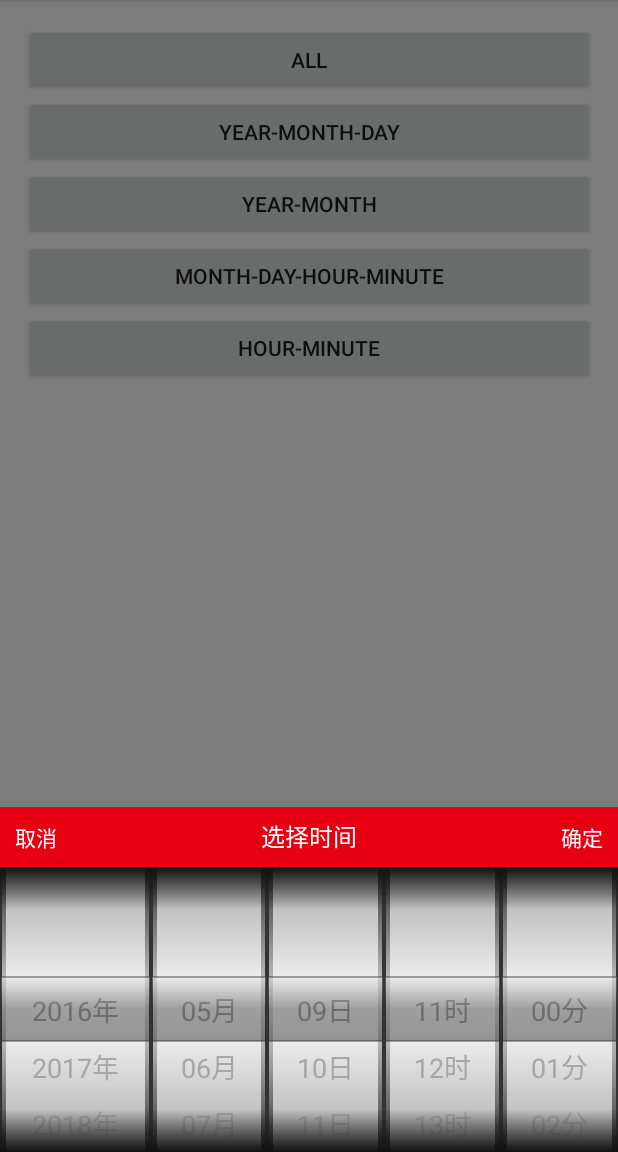
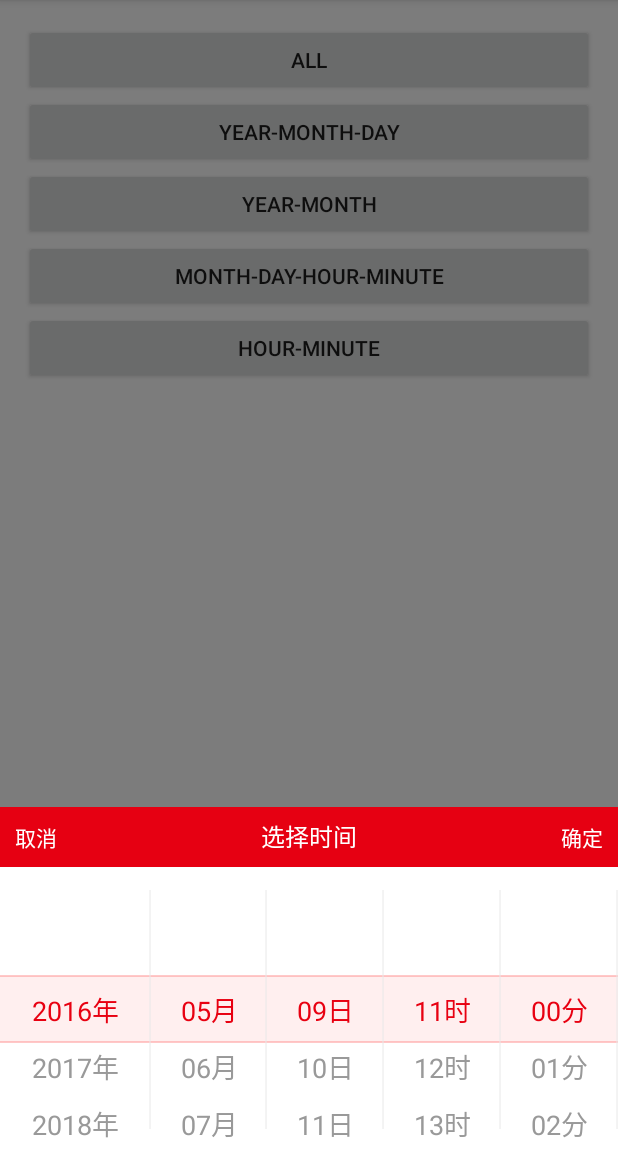
Before and after one commit to JZXiang/TimePickerDialog, an Android app: the screen it shows after launch (MainActivity), after a tap on "ALL", on a phone screen of 412 x 824 dp, the part 84-1236 px from its top. Run offline under Robolectric (Android 15) with nearby library versions, the phone set to English and light mode, and no system bars.

Commit message:
change ui style

```diff
--- a/library/src/main/java/com/wheel/pickerview/adapters/AbstractWheelTextAdapter.java
+++ b/library/src/main/java/com/wheel/pickerview/adapters/AbstractWheelTextAdapter.java
@@ -63,8 +63,6 @@ public abstract class AbstractWheelTextAdapter extends AbstractWheelAdapter {
     protected int itemTextResourceId;
     // Empty items resources
     protected int emptyItemResourceId;
-    //selector item
-    protected int currentItem;
     // Text settings
     private int mNormalColor = DEFAULT_NORMAL_TEXT_COLOR;
     private int mSelectionColor = DEFAULT_SEL_TEXT_COLOR;
@@ -228,7 +226,6 @@ public abstract class AbstractWheelTextAdapter extends AbstractWheelAdapter {
                     text = "";
                 }
                 textView.setText(text);
-
                 if (itemResourceId == TEXT_VIEW_ITEM_RESOURCE) {
                     configureTextView(textView, index);
                 }
--- a/library/src/main/java/com/wheel/pickerview/view/TimeWheel.java
+++ b/library/src/main/java/com/wheel/pickerview/view/TimeWheel.java
@@ -109,7 +109,6 @@ public class TimeWheel {
         month.addChangingListener(monthListener);
         month.addChangingListener(dayListener);
         day.addChangingListener(dayListener);
-
     }
 
     void initYear() {
--- a/library/src/main/java/com/wheel/pickerview/wheel/WheelRecycle.java
+++ b/library/src/main/java/com/wheel/pickerview/wheel/WheelRecycle.java
@@ -57,11 +57,11 @@ public class WheelRecycle {
      * @param range     the range of current wheel items
      * @return the new value of first item number
      */
-    public int recycleItems(LinearLayout layout, int firstItem, ItemsRange range) {
+    public int recycleItems(LinearLayout layout, int firstItem, ItemsRange range, int currentItem) {
         int index = firstItem;
         for (int i = 0; i < layout.getChildCount(); ) {
             if (!range.contains(index)) {
-                recycleView(layout.getChildAt(i), index);
+                recycleView(layout.getChildAt(i), index, currentItem);
                 layout.removeViewAt(i);
                 if (i == 0) { // first item
                     firstItem++;
@@ -126,8 +126,9 @@ public class WheelRecycle {
      * @param view  the view to be cached
      * @param index the index of view
      */
-    private void recycleView(View view, int index) {
+    private void recycleView(View view, int index, int current) {
         int count = wheel.getViewAdapter().getItemsCount();
+
 
         if ((index < 0 || index >= count) && !wheel.isCyclic()) {
             // empty view
--- a/library/src/main/java/com/wheel/pickerview/wheel/WheelView.java
+++ b/library/src/main/java/com/wheel/pickerview/wheel/WheelView.java
@@ -22,6 +22,7 @@ package com.wheel.pickerview.wheel;
 import android.content.Context;
 import android.database.DataSetObserver;
 import android.graphics.Canvas;
+import android.graphics.Paint;
 import android.graphics.drawable.Drawable;
 import android.graphics.drawable.GradientDrawable;
 import android.graphics.drawable.GradientDrawable.Orientation;
@@ -31,6 +32,7 @@ import android.view.View;
 import android.view.ViewGroup.LayoutParams;
 import android.view.animation.Interpolator;
 import android.widget.LinearLayout;
+import android.widget.TextView;
 
 import com.wheel.pickerview.R;
 import com.wheel.pickerview.adapters.WheelViewAdapter;
@@ -69,6 +71,7 @@ public class WheelView extends View {
     private static final int DEF_VISIBLE_ITEMS = 5;
     // Cyclic
     boolean isCyclic = false;
+    int defaultColor, selectorColor;
     // Wheel Values
     private int currentItem = 0;
     // Count of visible items
@@ -86,16 +89,14 @@ public class WheelView extends View {
     private int scrollingOffset;
     // Items layout
     private LinearLayout itemsLayout;
-
     // The number of first item in layout
     private int firstItem;
-
     // View adapter
     private WheelViewAdapter viewAdapter;
-
     // Recycle
     private WheelRecycle recycle = new WheelRecycle(this);
-
+    private Paint mPaintLineCenter, mPaintLineRight;
+    private int mLineRightMar;
     // Listeners
     private List<OnWheelChangedListener> changingListeners = new LinkedList<OnWheelChangedListener>();
     private List<OnWheelScrollListener> scrollingListeners = new LinkedList<OnWheelScrollListener>();
@@ -180,6 +181,24 @@ public class WheelView extends View {
      */
     private void initData(Context context) {
         scroller = new WheelScroller(getContext(), scrollingListener);
+
+        mPaintLineCenter = new Paint();
+        mPaintLineCenter.setColor(0xffff9292);
+        mPaintLineCenter.setAntiAlias(true);
+        mPaintLineCenter.setStrokeWidth(1);
+        mPaintLineCenter.setStyle(Paint.Style.FILL);
+
+        mPaintLineRight = new Paint();
+        mPaintLineRight.setColor(0xffe8e8e8);
+        mPaintLineRight.setAntiAlias(true);
+//        mPaintLineRight.setStrokeWidth(context.getResources().getDimensionPixelSize(R.dimen.picker_line_width));
+        mPaintLineRight.setStrokeWidth(1);
+        mPaintLineRight.setStyle(Paint.Style.FILL);
+
+        mLineRightMar = context.getResources().getDimensionPixelSize(R.dimen.picker_line_mar);
+        defaultColor = context.getResources().getColor(R.color.picker_default_text_color);
+        selectorColor = context.getResources().getColor(R.color.picker_toolbar_bg);
+
     }
 
     /**
@@ -265,6 +284,16 @@ public class WheelView extends View {
         for (OnWheelChangedListener listener : changingListeners) {
             listener.onChanged(this, oldValue, newValue);
         }
+
+        if (oldValue < 0 || newValue < 0 || itemsLayout == null)
+            return;
+
+        View oldView = itemsLayout.getChildAt(oldValue - firstItem);
+        View newView = itemsLayout.getChildAt(newValue - firstItem);
+
+        refreshTextStatus(oldView, oldValue);
+        refreshTextStatus(newView, newValue);
+
     }
 
     /**
@@ -301,6 +330,8 @@ public class WheelView extends View {
         for (OnWheelScrollListener listener : scrollingListeners) {
             listener.onScrollingFinished(this);
         }
+
+
     }
 
     /**
@@ -430,7 +461,7 @@ public class WheelView extends View {
             scrollingOffset = 0;
         } else if (itemsLayout != null) {
             // cache all items
-            recycle.recycleItems(itemsLayout, firstItem, new ItemsRange());
+            recycle.recycleItems(itemsLayout, firstItem, new ItemsRange(), currentItem);
         }
 
         invalidate();
@@ -452,8 +483,8 @@ public class WheelView extends View {
             bottomShadow = new GradientDrawable(Orientation.BOTTOM_TOP, SHADOWS_COLORS);
         }
 
-        setBackgroundResource(R.drawable.wheel_bg);
-//        setBackgroundResource(android.R.color.white);
+//        setBackgroundResource(R.drawable.wheel_bg);
+        setBackgroundResource(android.R.color.white);
     }
 
     /**
@@ -572,11 +603,9 @@ public class WheelView extends View {
         super.onDraw(canvas);
         if (viewAdapter != null && viewAdapter.getItemsCount() > 0) {
             updateView();
-
             drawItems(canvas);
             drawCenterRect(canvas);
         }
-
         drawShadows(canvas);
     }
 
@@ -587,11 +616,11 @@ public class WheelView extends View {
      */
     private void drawShadows(Canvas canvas) {
         int height = (int) (1.5 * getItemHeight());
-        topShadow.setBounds(0, 0, getWidth(), height);
-        topShadow.draw(canvas);
-
-        bottomShadow.setBounds(0, getHeight() - height, getWidth(), getHeight());
-        bottomShadow.draw(canvas);
+//        topShadow.setBounds(0, 0, getWidth(), height);
+//        topShadow.draw(canvas);
+//
+//        bottomShadow.setBounds(0, getHeight() - height, getWidth(), getHeight());
+//        bottomShadow.draw(canvas);
     }
 
     /**
@@ -620,7 +649,14 @@ public class WheelView extends View {
         int offset = (int) (getItemHeight() / 2 * 1.2);
         centerDrawable.setBounds(0, center - offset, getWidth(), center + offset);
         centerDrawable.draw(canvas);
+
+        canvas.drawLine(0, center - offset, getWidth(), center - offset, mPaintLineCenter);
+        canvas.drawLine(0, center + offset, getWidth(), center + offset, mPaintLineCenter);
+
+        int x = getWidth() - 1;
+        canvas.drawLine(x, mLineRightMar, x, getHeight() - mLineRightMar, mPaintLineRight);
     }
+
 
     @Override
     public boolean onTouchEvent(MotionEvent event) {
@@ -768,7 +804,7 @@ public class WheelView extends View {
         boolean updated = false;
         ItemsRange range = getItemsRange();
         if (itemsLayout != null) {
-            int first = recycle.recycleItems(itemsLayout, firstItem, range);
+            int first = recycle.recycleItems(itemsLayout, firstItem, range, currentItem);
             updated = firstItem != first;
             firstItem = first;
         } else {
@@ -828,7 +864,7 @@ public class WheelView extends View {
     private void buildViewForMeasuring() {
         // clear all items
         if (itemsLayout != null) {
-            recycle.recycleItems(itemsLayout, firstItem, new ItemsRange());
+            recycle.recycleItems(itemsLayout, firstItem, new ItemsRange(), currentItem);
         } else {
             createItemsLayout();
         }
@@ -851,6 +887,7 @@ public class WheelView extends View {
      */
     private boolean addViewItem(int index, boolean first) {
         View view = getItemView(index);
+        refreshTextStatus(view, index);
         if (view != null) {
             if (first) {
                 itemsLayout.addView(view, 0);
@@ -862,6 +899,17 @@ public class WheelView extends View {
         }
 
         return false;
+    }
+
+    void refreshTextStatus(View view, int index) {
+        if (!(view instanceof TextView))
+            return;
+        TextView textView = (TextView) view;
+        if (index == currentItem) {
+            textView.setTextColor(selectorColor);
+        } else {
+            textView.setTextColor(defaultColor);
+        }
     }
 
     /**
@@ -896,7 +944,10 @@ public class WheelView extends View {
 
         index %= count;
 
-        return viewAdapter.getItem(index, recycle.getItem(), itemsLayout);
+        View view = viewAdapter.getItem(index, recycle.getItem(), itemsLayout);
+
+
+        return view;
     }
 
     /**
--- a/library/src/main/res/drawable/wheel_val.xml
+++ b/library/src/main/res/drawable/wheel_val.xml
@@ -20,13 +20,12 @@
 
 <shape xmlns:android="http://schemas.android.com/apk/res/android">
 
-    <!--<stroke
-        android:width="1dp"
-        android:color="@color/picker_toolbar_bg"
-        />
-    <solid android:color="@android:color/transparent"/>
--->
-    <gradient
+    <!--<stroke-->
+    <!--android:width="1px"-->
+    <!--android:color="@color/picker_toolbar_bg"-->
+    <!--/>-->
+    <solid android:color="#10ff0000"/>
+    <!--<gradient
         android:angle="90"
         android:centerColor="#70222222"
         android:endColor="#70EEEEEE"
@@ -34,5 +33,5 @@
 
     <stroke
         android:width="1dp"
-        android:color="#70333333"/>
+        android:color="#70333333"/>-->
 </shape>
--- a/library/src/main/res/layout/date_layout.xml
+++ b/library/src/main/res/layout/date_layout.xml
@@ -9,6 +9,10 @@
 
     <include
         layout="@layout/toolbar"/>
+
+    <FrameLayout
+        android:layout_width="match_parent"
+        android:layout_height="@dimen/picker_dialog_height">
 
         <LinearLayout
             android:id="@+id/linear_wheel"
@@ -53,5 +57,7 @@
                 android:layout_weight="1.0"/>
         </LinearLayout>
 
+    </FrameLayout>
+
 
 </LinearLayout>
```
Lines whose indentation alone changed are shown as unchanged.
